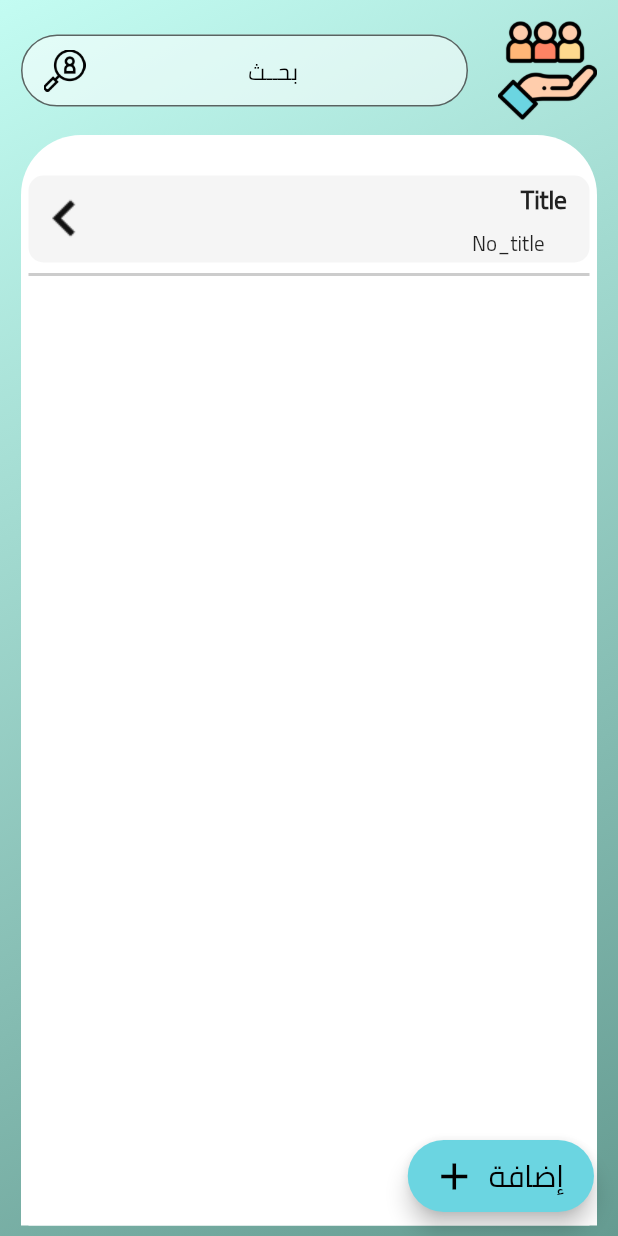
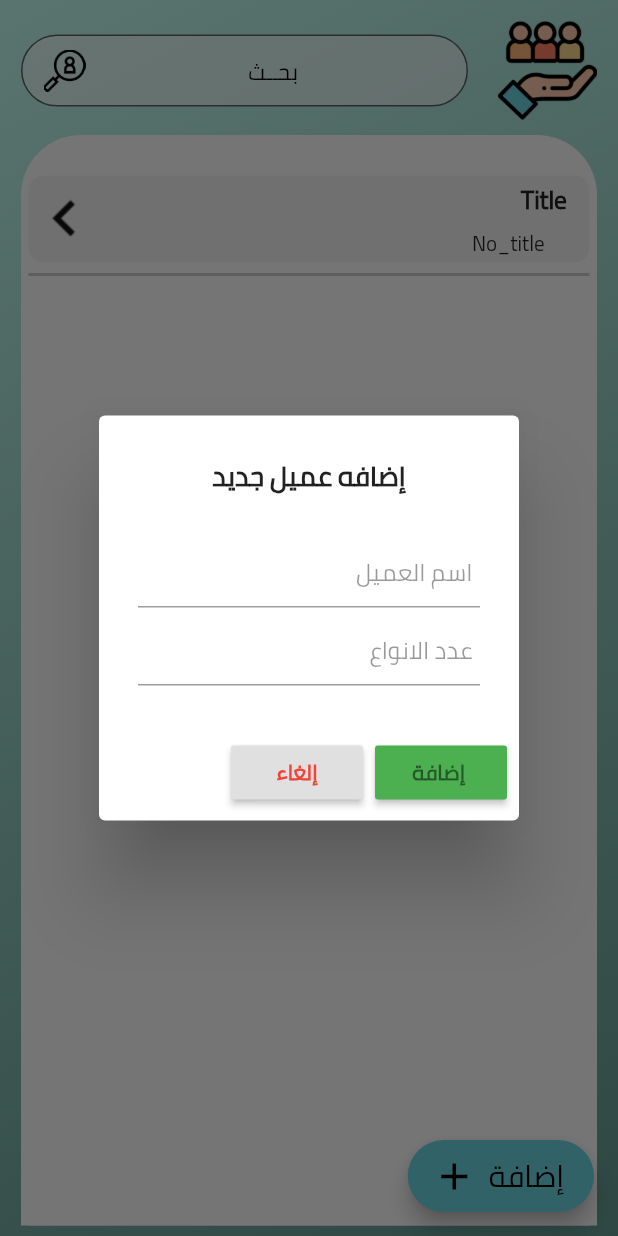
Before and after one commit to EMADOMARAH/elnahwy_tex, a Flutter app: the Client_Select screen opened directly, after a tap on "إضافة", on a phone screen of 412 x 824 dp. Run offline on Flutter 3.47's test engine with Material 2 defaults, Android fonts, the phone set to English and light mode, and no system bars; our stand-ins replace page_transition, splashscreen.

Commit message:
add client dialog

```diff
--- a/lib/ui/screens/client_select/client_select.dart
+++ b/lib/ui/screens/client_select/client_select.dart
@@ -12,6 +12,7 @@ class Client_Select extends StatelessWidget {
         floatingActionButton: FloatingActionButton.extended(
           onPressed: () {
             print("احا");
+            txt_dialog_form(context);
           },
           icon: Icon(
             Icons.add,
@@ -138,7 +139,124 @@ class Client_Select extends StatelessWidget {
           ),
         ));
   }
+  Future<void> txt_dialog_form(BuildContext context) async {
+    return showDialog<void>(
+      context: context,
+      barrierDismissible: true, // user must tap button!
+      builder: (BuildContext context) {
+        return AlertDialog(
+          title: Text(
+            'إضافه عميل جديد',
+            textAlign: TextAlign.center,
+            style: TextStyle(
+                fontWeight: FontWeight.bold, fontFamily: "Cairo", fontSize: 18),
+          ),
+          content: SingleChildScrollView(
+            child: Column(
+              children: <Widget>[
+                cust_txtformfield_dialog("اسم العميل", TextInputType.text),
+                cust_txtformfield_dialog("عدد الانواع", TextInputType.number)
+              ],
+            )
+          ),
+          actions: <Widget>[
+            RaisedButton(
+              child: Text(
+                'إلغاء',
+                style: TextStyle(
+                    fontWeight: FontWeight.bold,
+                    fontFamily: "Cairo",
+                    fontSize: 14,
+                    color: Colors.red),
+              ),
+              //Second Dialog
+              onPressed: () {
+                showDialog<void>(
+                    context: context,
+                    barrierDismissible: true, // user must tap button!
+                    builder: (BuildContext context) {
+                      return AlertDialog(
+                        title: Text(
+                          'هل تريد إلغاء اضافه العميل ؟',
+                          textAlign: TextAlign.right,
+                          style: TextStyle(
+                              fontWeight: FontWeight.bold,
+                              fontFamily: "Cairo",
+                              fontSize: 14),
+                        ),
+                        actions: <Widget>[
+                          TextButton(
+                            child: Text(
+                              '',
+                              style: TextStyle(
+                                  fontWeight: FontWeight.bold,
+                                  fontFamily: "Cairo",
+                                  fontSize: 14,
+                                  color: Colors.green),
+                            ),
+                            onPressed: () {},
+                          ),
+                          TextButton(
+                            child: Text(
+                              'إلغاء ',
+                              style: TextStyle(
+                                  fontWeight: FontWeight.bold,
+                                  fontFamily: "Cairo",
+                                  fontSize: 14,
+                                  color: Colors.red),
+                            ),
+                            onPressed: () {},
+                          ),
+                        ],
+                      );
+                    });
+              },
+            ),
+            RaisedButton(
+              color: Colors.green,
+              child: Text(
+                'إضافة ',
+                style: TextStyle(
+                    fontWeight: FontWeight.bold,
+                    fontFamily: "Cairo",
+                    fontSize: 14,
+                    color: Colors.black38.withOpacity(0.5)),
+              ),
+              onPressed: () {},
+            ),
+          ],
+        );
+      },
+    );
+  }
 
+  Widget cust_txtformfield_dialog(String title, var typeinput){
+    return Padding(
+      padding: EdgeInsets.all(2),
+      child:  TextFormField(
+        keyboardType:typeinput,
+        cursorColor: Colors.black,
+        textDirection: TextDirection.rtl,
+        textAlign: TextAlign.right,
+        decoration: InputDecoration(
+          fillColor: Colors.white,
+          hintText: title,
+          hintStyle: TextStyle(
+              fontFamily: "Cairo",
+              color: Colors.black.withOpacity(0.4)
+          ),
+          /*border: OutlineInputBorder(
+            borderRadius: BorderRadius.circular(15),
+            borderSide:BorderSide(
+              color: Colors.black,
+              width: 2,
+            ),
+          ),*/
+          contentPadding: EdgeInsets.all(5),
+        ),
+      ),
+    );
+  }
   Widget cust_divider(){
     return  Divider(
       color: Colors.black38.withOpacity(0.2),
@@ -186,7 +304,6 @@ class Client_Select extends StatelessWidget {
       ),
     );
   }
-
   Future<void> _showMyDialog(BuildContext context) async {
     return showDialog<void>(
       context: context,
```
